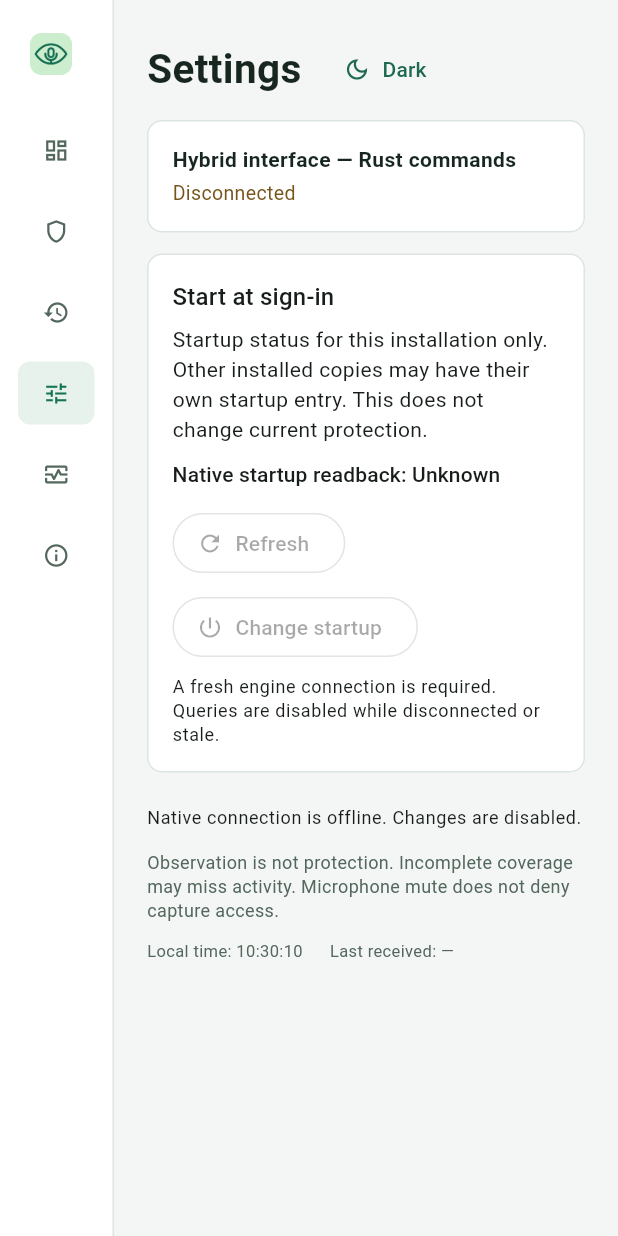
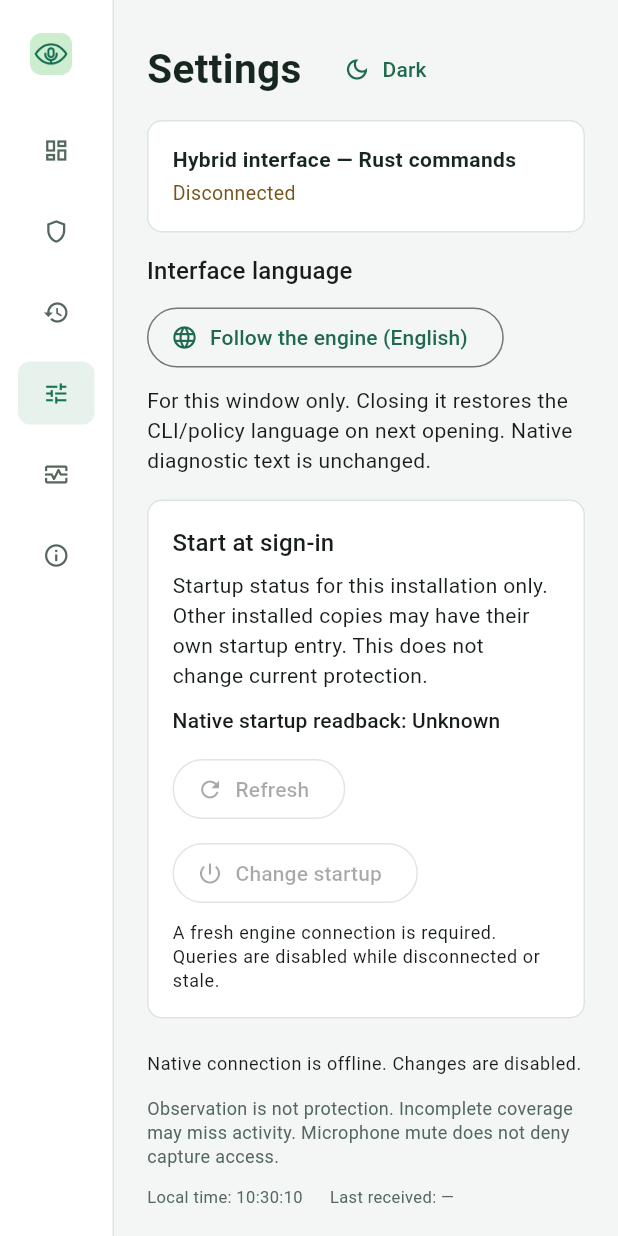
Before and after one commit to Roman-Cuisset/miccamwatch, a Flutter app: the screen it shows after launch, after a tap on the "shield" icon, after a tap on the "history" icon, after a tap on the "tune" icon, on a phone screen of 412 x 824 dp. Run offline on Flutter 3.47's test engine with Material 3 defaults, Android fonts, the phone set to English and light mode, and no system bars.

Commit message:
[CF-Pages-Skip] feat(flutter): select seven interface languages per window [skip ci]

```diff
--- a/desktop/flutter/lib/labels.dart
+++ b/desktop/flutter/lib/labels.dart
@@ -1,4 +1,4 @@
-// Engine-selected language; collector/application/detail text remains verbatim.
+// Engine-selected language unless the user chooses a window-only override.
 class Labels {
   Labels(String locale) : index = const ['en', 'fr', 'de', 'es', 'ja', 'zh', 'ru'].indexOf(locale);
   final int index;
@@ -11,6 +11,9 @@ class Labels {
 const _labels = <String, List<String>>{
   'overview': ['Overview', 'Vue d’ensemble', 'Übersicht', 'Resumen', '概要', '概览', 'Обзор'],
   'controls': ['Controls', 'Contrôles', 'Steuerung', 'Controles', '操作', '控制', 'Управление'],
+  'interfaceLanguage': ['Interface language', 'Langue de l’interface', 'Sprache der Oberfläche', 'Idioma de la interfaz', '表示言語', '界面语言', 'Язык интерфейса'],
+  'languageFromEngine': ['Follow the engine', 'Suivre le moteur', 'Sprache der Engine', 'Seguir al motor', 'エンジンに従う', '跟随引擎', 'Как у движка'],
+  'languageWindowOnly': ['For this window only. Closing it restores the CLI/policy language on next opening. Native diagnostic text is unchanged.', 'Pour cette fenêtre uniquement. À la réouverture, la langue CLI/politique revient. Les diagnostics natifs restent inchangés.', 'Nur für dieses Fenster. Beim erneuten Öffnen gilt die CLI-/Richtliniensprache. Native Diagnosetexte bleiben unverändert.', 'Solo para esta ventana. Al volver a abrir se usa el idioma de la CLI o política. No cambia el diagnóstico nativo.', 'このウィンドウのみ。開き直すと CLI・ポリシーの言語に戻ります。ネイティブ診断の文言は変更しません。', '仅用于此窗口。重新打开时恢复命令行或策略的语言。原生诊断文本保持不变。', 'Только для этого окна. При следующем открытии действует язык CLI или политики. Нативная диагностика не меняется.'],
   'nativeControls': ['Native controls', 'Contrôles du moteur', 'Native Steuerung', 'Controles del motor', 'ネイティブ操作', '原生控制', 'Управление движком'],
   'nativeOnDemand': ['Read on demand, not live. Refresh before acting. Observation, software mute and access restrictions are different.', 'Relecture à la demande, pas en direct. Actualisez avant une action. Observation, sourdine et restriction d’accès sont distinctes.', 'Abfrage bei Bedarf, nicht live. Vor Aktionen aktualisieren. Beobachtung, Stummschaltung und Zugriffsbegrenzung sind verschieden.', 'Lectura a petición, no en vivo. Actualice antes de actuar. Observar, silenciar y restringir acceso son cosas distintas.', '要求時の読み取りで、ライブ表示ではありません。操作前に更新してください。観測・ミュート・アクセス制限は別のものです。', '按需读取，非实时状态。操作前请刷新。观测、软件静音和访问限制是不同概念。', 'Данные по запросу, не в реальном времени. Обновите перед действием. Наблюдение, отключение звука и запрет доступа — разные вещи.'],
   'nativeReadOnly': ['Development session: device and process changes are disabled.', 'Session de développement : modifications des périphériques et processus désactivées.', 'Entwicklungssitzung: Geräte- und Prozessänderungen deaktiviert.', 'Sesión de desarrollo: cambios de dispositivos y procesos desactivados.', '開発セッションでは機器とプロセスの変更は無効です。', '开发会话中禁止更改设备和进程。', 'В сеансе разработки изменение устройств и процессов отключено.'],
--- a/desktop/flutter/lib/main.dart
+++ b/desktop/flutter/lib/main.dart
@@ -98,6 +98,7 @@ class _MicCamWatchAppState extends State<MicCamWatchApp> {
   late final Timer clock;
   UiQualification? qualification;
   late bool dark = widget.dark;
+  String? languageOverride;
   AppPage page = AppPage.overview;
   bool ready = false;
   bool receivedTiming = false;
@@ -126,6 +127,7 @@ class _MicCamWatchAppState extends State<MicCamWatchApp> {
         live: () => ready && session.transportLive, closing: () => closing || !mounted,
         describe: () => {
           'locale': session.snapshot?.locale,
+          'interface_locale': languageOverride ?? session.snapshot?.locale ?? 'en',
           'platform': session.snapshot?.engine['platform'],
           'mode': session.snapshot?.engine['mode'],
           'sequence': session.sequence,
@@ -208,7 +210,8 @@ class _MicCamWatchAppState extends State<MicCamWatchApp> {
   Widget build(BuildContext context) {
     final c = Palette(dark);
     final snapshot = session.snapshot;
-    final l = Labels(snapshot?.locale ?? 'en');
+    final locale = languageOverride ?? snapshot?.locale ?? 'en';
+    final l = Labels(locale);
     final sequence = snapshot?.sequence;
     // Ready acknowledges a rendered, validated frame, not collector freshness.
     // An old observation must remain visibly unknown, not prevent UI startup.
@@ -293,15 +296,18 @@ class _MicCamWatchAppState extends State<MicCamWatchApp> {
             const SizedBox(height: 14),
             if (page == AppPage.overview) ..._overview(c, l, snapshot),
             if (page == AppPage.controls) NativeToolsPanel(client: consultation,
-              locale: snapshot?.locale ?? 'en', accesses: snapshot?.accesses ?? const []),
-            if (page == AppPage.history) HistoryPanel(client: consultation, locale: snapshot?.locale ?? 'en'),
+              locale: locale, accesses: snapshot?.accesses ?? const []),
+            if (page == AppPage.history) HistoryPanel(client: consultation, locale: locale),
             if (page == AppPage.settings) ...[
-              AutostartPanel(client: consultation, locale: snapshot?.locale ?? 'en'),
+              InterfaceLanguagePicker(value: languageOverride, nativeLocale: snapshot?.locale ?? 'en',
+                onChanged: (value) => setState(() => languageOverride = value)),
               const SizedBox(height: 16),
-              PreferencesPanel(client: preferenceCommands, locale: snapshot?.locale ?? 'en'),
+              AutostartPanel(client: consultation, locale: locale),
+              const SizedBox(height: 16),
+              PreferencesPanel(client: preferenceCommands, locale: locale),
             ],
             if (page == AppPage.diagnostics) ...[
-              DetailedDiagnosticsPanel(client: consultation, locale: snapshot?.locale ?? 'en'),
+              DetailedDiagnosticsPanel(client: consultation, locale: locale),
               const SizedBox(height: 20),
               Text(l['reportLive'], style: c.type(20, bold: true)),
               const SizedBox(height: 12),
@@ -452,3 +458,39 @@ class _MicCamWatchAppState extends State<MicCamWatchApp> {
 
 String _time(DateTime date) => '${date.hour.toString().padLeft(2, '0')}:${date.minute.toString().padLeft(2, '0')}:${date.second.toString().padLeft(2, '0')}';
 String _truth(Labels l, Object? value) => l[value == true ? 'yes' : value == false ? 'no' : 'unknown'];
+
+/// Presentation only: native CLI/policy language and preferences are never changed.
+class InterfaceLanguagePicker extends StatelessWidget {
+  const InterfaceLanguagePicker({super.key, required this.value,
+    required this.nativeLocale, required this.onChanged});
+  final String? value;
+  final String nativeLocale;
+  final ValueChanged<String?> onChanged;
+  static const languages = <String, String>{
+    'en': 'English', 'fr': 'Français', 'de': 'Deutsch', 'es': 'Español',
+    'ja': '日本語', 'zh': '中文', 'ru': 'Русский',
+  };
+
+  @override
+  Widget build(BuildContext context) {
+    final l = Labels(value ?? nativeLocale);
+    return Column(crossAxisAlignment: CrossAxisAlignment.start, children: [
+      Text(l['interfaceLanguage'], style: Theme.of(context).textTheme.titleMedium),
+      const SizedBox(height: 8),
+      MenuAnchor(menuChildren: [
+        for (final choice in <String?>[null, ...languages.keys])
+          Semantics(identifier: 'language.${choice ?? 'engine'}',
+            child: MenuItemButton(onPressed: () => onChanged(choice),
+              leadingIcon: value == choice ? const Icon(Icons.check, size: 18) : const SizedBox(width: 18),
+              child: Text(choice == null ? '${l['languageFromEngine']} (${languages[nativeLocale] ?? nativeLocale})'
+                : languages[choice]!))),
+      ], builder: (context, controller, child) => Semantics(identifier: 'preferences.language',
+        child: OutlinedButton.icon(onPressed: () => controller.isOpen ? controller.close() : controller.open(),
+          icon: const Icon(Icons.language, size: 18),
+          label: Text(value == null ? '${l['languageFromEngine']} (${languages[nativeLocale] ?? nativeLocale})'
+            : languages[value]!)))),
+      const SizedBox(height: 8),
+      Text(l['languageWindowOnly']),
+    ]);
+  }
+}
--- a/desktop/flutter/lib/ui_qualification.dart
+++ b/desktop/flutter/lib/ui_qualification.dart
@@ -95,6 +95,8 @@ class UiQualification {
       'navigation.settings', 'navigation.diagnostics', 'navigation.about',
       'navigation.controls', 'tools.queryRefresh', 'tools.deviceInventory',
       'tools.consultPolicy', 'tools.consultPaths', 'tools.validatePolicy',
+      'preferences.language', 'language.engine', 'language.en', 'language.fr', 'language.de',
+      'language.es', 'language.ja', 'language.zh', 'language.ru',
       'history.clear', 'history.confirmClear',
       'history.refresh', 'diagnostics.run', 'autostart.refresh',
       'preferences.notificationsEnabled', 'autostart.change', 'autostart.confirm'};
@@ -203,6 +205,22 @@ class UiQualification {
         cases.add('real-native-diagnostics-rendered');
         if (scenario == 'parity') {
           _require(mode == 'settings_development', 'Parity writes require the isolated settings owner');
+          final engineLocale = describe()['locale'];
+          _require(describe()['interface_locale'] == engineLocale,
+            'A new window retained a previous language override');
+          await _tap('navigation.settings');
+          for (final language in ['en', 'fr', 'de', 'es', 'ja', 'zh', 'ru']) {
+            await _tap('preferences.language');
+            await _tap('language.$language');
+            await _until(() => describe()['interface_locale'] == language,
+              'Explicit interface language was not applied');
+            _require(describe()['locale'] == engineLocale, 'Interface choice changed the engine language');
+          }
+          await _tap('preferences.language');
+          await _tap('language.engine');
+          await _until(() => describe()['interface_locale'] == engineLocale,
+            'Engine language was not restored');
+          cases.add('seven-window-languages-without-native-language-or-settings-mutation');
           await _tap('navigation.history');
           await _query(queries.historyStatus, 'History before confirmed clear');
           await _tap('history.clear');
```
Also changed, not shown: 1 other file.
